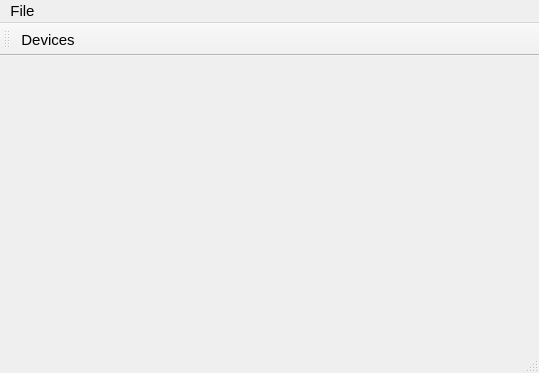
This is MainWindow.ui in christian-mv/AudioAcousticAnalyzer as Qt 5 draws it before an edit. The edited form follows.
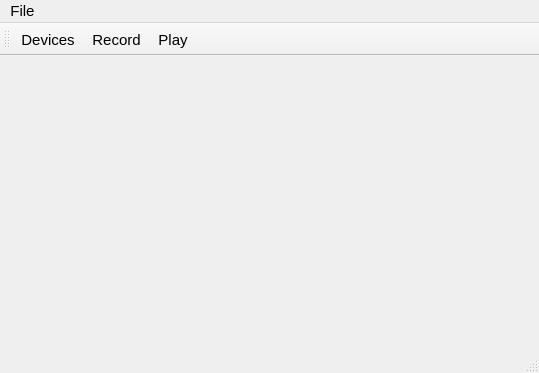
This is the edited form. Icons and pictures are not drawn.

Commit message: adding record and play

What changed in the file:
```diff
--- a/MainWindow.ui
+++ b/MainWindow.ui
@@ -46,6 +46,8 @@
     <bool>false</bool>
    </attribute>
    <addaction name="actionDevices"/>
+   <addaction name="actionRecord"/>
+   <addaction name="actionPlay"/>
   </widget>
   <widget class="QStatusBar" name="statusBar"/>
   <action name="actionDevices">
@@ -53,6 +55,16 @@
     <string>Devices</string>
    </property>
   </action>
+  <action name="actionRecord">
+   <property name="text">
+    <string>Record</string>
+   </property>
+  </action>
+  <action name="actionPlay">
+   <property name="text">
+    <string>Play</string>
+   </property>
+  </action>
  </widget>
  <layoutdefault spacing="6" margin="11"/>
  <resources>
```
The commit also changes 7 other files.
